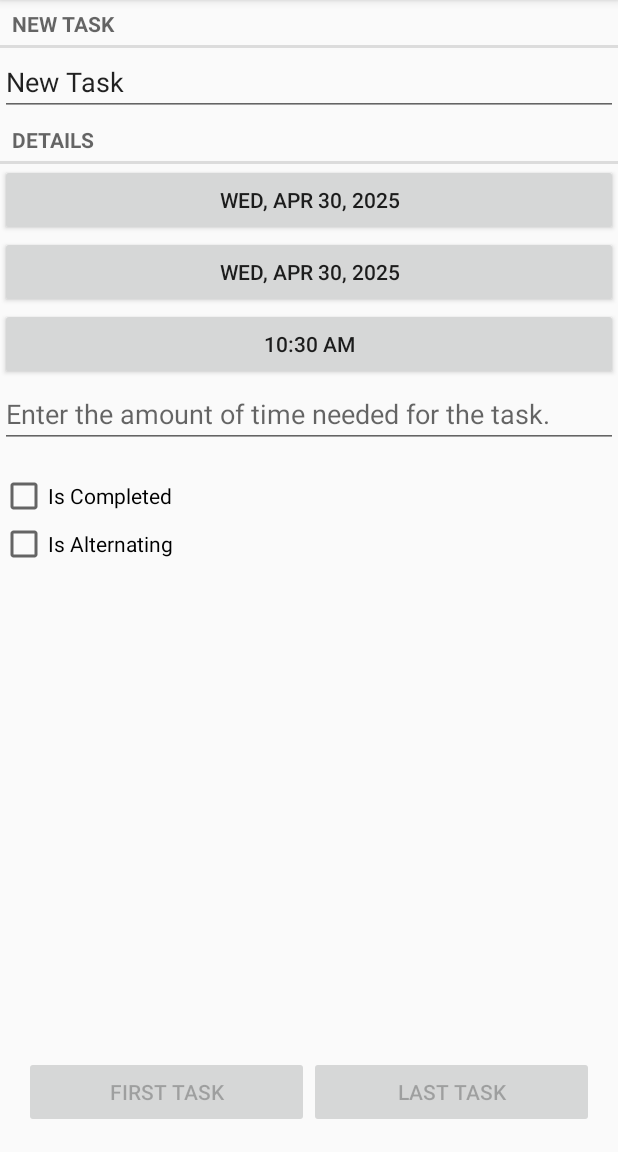
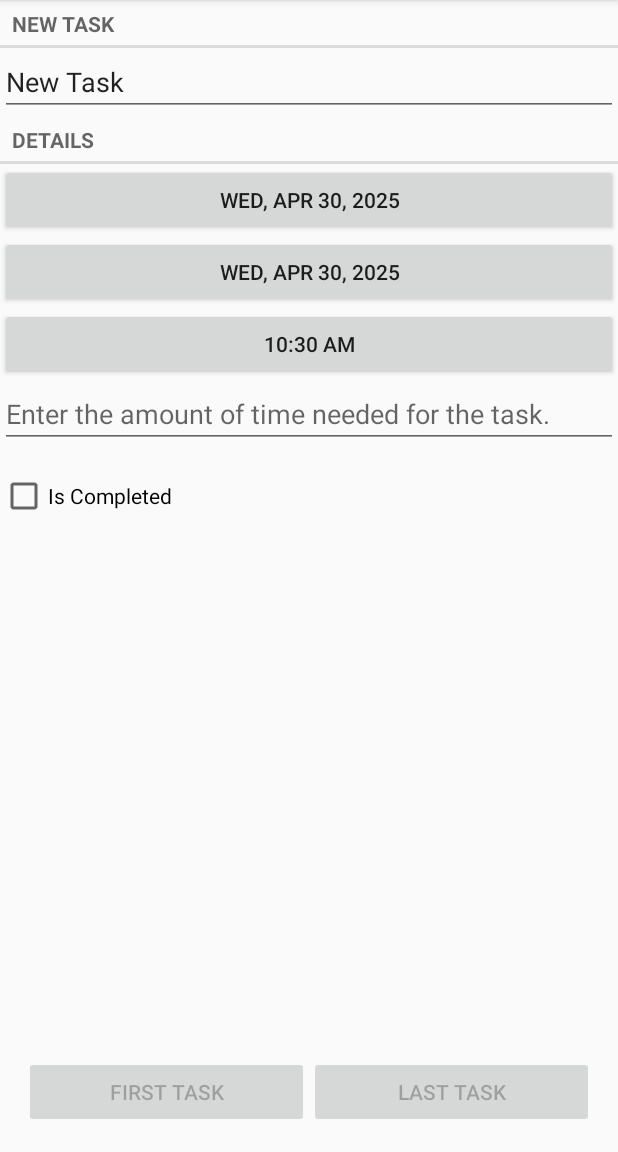
Before and after one commit to andycheng2018/SwiftTasks, an Android app: the screen it shows after launch (TaskPagerActivity), after a tap on "ADD TASK", on a phone screen of 412 x 824 dp, the part 84-1236 px from its top. Run offline under Robolectric (Android 15) with nearby library versions, the phone set to English and light mode, and no system bars.

Commit message:
Revert to commit f9c2aaf: restore stable state

```diff
--- a/app/src/main/java/com/example/scheduleapp/Task.java
+++ b/app/src/main/java/com/example/scheduleapp/Task.java
@@ -14,7 +14,6 @@ public class Task {
     private int timeNeeded;
     private boolean isCompleted;
     private boolean taskChanged;
-    private boolean isAlternating;
 
     private long remainingTimeMillis;
     private boolean timerRunning;
@@ -85,9 +84,6 @@ public class Task {
     public boolean isCompleted() { return isCompleted; }
     public void setCompleted(boolean isCompleted) { this.isCompleted = isCompleted; }
 
-    public boolean isAlternating(){ return isAlternating;}
-    public void setAlternating(boolean isAlternating){ this.isAlternating = isAlternating;}
-
     public void setTaskChanged(boolean taskChanged) {
         this.taskChanged = taskChanged;
     }
--- a/app/src/main/java/com/example/scheduleapp/TaskDbSchema/TaskBaseHelper.java
+++ b/app/src/main/java/com/example/scheduleapp/TaskDbSchema/TaskBaseHelper.java
@@ -14,15 +14,8 @@ public class TaskBaseHelper extends SQLiteOpenHelper {
 
     @Override
     public void onCreate(SQLiteDatabase db) {
-        db.execSQL("create table " + TaskDbSchema.TaskTable.NAME + "(" +
-                " _id integer primary key autoincrement, " +
-                TaskDbSchema.TaskTable.Cols.UUID + ", " +
-                TaskDbSchema.TaskTable.Cols.ASSIGNMENT_NAME + ", " +
-                TaskDbSchema.TaskTable.Cols.START_DATE + ", " +
-                TaskDbSchema.TaskTable.Cols.DUE_DATE + ", " +
-                TaskDbSchema.TaskTable.Cols.TIME_NEEDED + ", " +
-                TaskDbSchema.TaskTable.Cols.IS_COMPLETED + ", " +
-                TaskDbSchema.TaskTable.Cols.IS_ALTERNATING + ")");    }
+        db.execSQL("create table " + TaskDbSchema.TaskTable.NAME + "(" + " _id integer primary key autoincrement, " + TaskDbSchema.TaskTable.Cols.UUID + ", " + TaskDbSchema.TaskTable.Cols.ASSIGNMENT_NAME + ", " + TaskDbSchema.TaskTable.Cols.START_DATE + ", " + TaskDbSchema.TaskTable.Cols.DUE_DATE + ", " + TaskDbSchema.TaskTable.Cols.TIME_NEEDED + ", " + TaskDbSchema.TaskTable.Cols.IS_COMPLETED + ")");
+    }
     @Override
     public void onUpgrade(SQLiteDatabase db, int oldVersion, int newVersion) {
     }
--- a/app/src/main/java/com/example/scheduleapp/TaskDbSchema/TaskCursorWriter.java
+++ b/app/src/main/java/com/example/scheduleapp/TaskDbSchema/TaskCursorWriter.java
@@ -20,13 +20,11 @@ public class TaskCursorWriter extends CursorWrapper {
         long dueDate = getLong(getColumnIndex(TaskDbSchema.TaskTable.Cols.DUE_DATE));
         int timeNeeded = getInt(getColumnIndex(TaskDbSchema.TaskTable.Cols.TIME_NEEDED));
         int isCompleted= getInt(getColumnIndex(TaskDbSchema.TaskTable.Cols.IS_COMPLETED));
-        int isAlternating= getInt(getColumnIndex(TaskDbSchema.TaskTable.Cols.IS_ALTERNATING));
 
         Task task = new Task(UUID.fromString(uuidString));
         task.setAssignmentName(assignmentName);
         task.setTimeNeeded(timeNeeded);
         task.setCompleted(isCompleted != 0);
-        task.setAlternating(isAlternating != 0);
 
         GregorianCalendar startCalendar = new GregorianCalendar();
         startCalendar.setTimeInMillis(startDate);
--- a/app/src/main/java/com/example/scheduleapp/TaskDbSchema/TaskDbSchema.java
+++ b/app/src/main/java/com/example/scheduleapp/TaskDbSchema/TaskDbSchema.java
@@ -11,7 +11,6 @@ public class TaskDbSchema {
             public static final String DUE_DATE = "dueDate";
             public static final String TIME_NEEDED = "timeNeeded";
             public static final String IS_COMPLETED = "isCompleted";
-            public static final String IS_ALTERNATING = "isAlternating";
         }
     }
 }
--- a/app/src/main/java/com/example/scheduleapp/TaskFragment.java
+++ b/app/src/main/java/com/example/scheduleapp/TaskFragment.java
@@ -38,7 +38,6 @@ public class TaskFragment extends Fragment {
     private Button dueTimeButton;
     private EditText timeNeeded;
     private CheckBox isCompleted;
-    private CheckBox isAlternating;
 
     public static TaskFragment newInstance(UUID taskID) {
         Bundle args = new Bundle();
@@ -128,9 +127,6 @@ public class TaskFragment extends Fragment {
         isCompleted.setChecked(task.isCompleted());
         isCompleted.setOnCheckedChangeListener((buttonView, isChecked) -> task.setCompleted(isChecked));
 
-        isAlternating = v.findViewById(R.id.is_alternating);
-        isAlternating.setChecked(task.isAlternating());
-        isAlternating.setOnCheckedChangeListener((buttonView, isChecked) -> task.setAlternating(isChecked));
         return v;
     }
 
--- a/app/src/main/java/com/example/scheduleapp/TaskLab.java
+++ b/app/src/main/java/com/example/scheduleapp/TaskLab.java
@@ -96,8 +96,6 @@ public class TaskLab {
         values.put(TaskDbSchema.TaskTable.Cols.DUE_DATE, task.getDueDate().getTimeInMillis());
         values.put(TaskDbSchema.TaskTable.Cols.TIME_NEEDED, task.getTimeNeeded());
         values.put(TaskDbSchema.TaskTable.Cols.IS_COMPLETED, task.isCompleted() ? 1 : 0);
-        values.put(TaskDbSchema.TaskTable.Cols.IS_ALTERNATING, task.isAlternating() ? 1 : 0);
-
 
         return values;
     }
--- a/app/src/main/java/com/example/scheduleapp/TaskListFragment.java
+++ b/app/src/main/java/com/example/scheduleapp/TaskListFragment.java
@@ -88,7 +88,6 @@ public class TaskListFragment extends Fragment {
         private TextView mDueDateTextView;
         private Button mStartButton;
         private CheckBox mSolvedCheckBox;
-        private CheckBox mAlternating;
         private Task mTask;
 
         public TaskHolder(LayoutInflater inflater, ViewGroup parent) {
@@ -99,7 +98,6 @@ public class TaskListFragment extends Fragment {
             mDueDateTextView = itemView.findViewById(R.id.task_due_date);
             mStartButton = itemView.findViewById(R.id.start_task);
             mSolvedCheckBox = itemView.findViewById(R.id.is_completed);
-            mAlternating = itemView.findViewById(R.id.is_alternating);
         }
 
         public void bind(Task task) {
@@ -109,9 +107,7 @@ public class TaskListFragment extends Fragment {
             mDueDateTextView.setText(mTask.getDueTimeString());
             mStartButton.setOnClickListener(v -> startTask());
             mSolvedCheckBox.setChecked(task.isCompleted());
-            if (mAlternating != null) {
-                mAlternating.setChecked(task.isAlternating());
-            }
+
             updateStrikeThrough(task.isCompleted());
 
             updateBackgroundColor(task.isCompleted());
@@ -121,12 +117,6 @@ public class TaskListFragment extends Fragment {
                 updateStrikeThrough(isChecked);
                 updateBackgroundColor(isChecked);
             });
-
-            mAlternating.setOnCheckedChangeListener((buttonView, isChecked) -> {
-                mTask.setAlternating(isChecked);
-            });
-
-
         }
 
         private void updateBackgroundColor(boolean isChecked) {
--- a/app/src/main/res/layout/fragment_task.xml
+++ b/app/src/main/res/layout/fragment_task.xml
@@ -79,15 +79,4 @@
         app:layout_constraintHorizontal_bias="0.0"
         app:layout_constraintStart_toStartOf="parent"
         app:layout_constraintTop_toBottomOf="@+id/task_timeNeeded" />
-
-    <CheckBox
-        android:id="@+id/is_alternating"
-        android:layout_width="0dp"
-        android:layout_height="wrap_content"
-        android:layout_marginTop="48dp"
-        android:text="Is Alternating"
-        app:layout_constraintEnd_toEndOf="parent"
-        app:layout_constraintHorizontal_bias="0.0"
-        app:layout_constraintStart_toStartOf="parent"
-        app:layout_constraintTop_toBottomOf="@+id/task_timeNeeded" />
 </androidx.constraintlayout.widget.ConstraintLayout>
```
